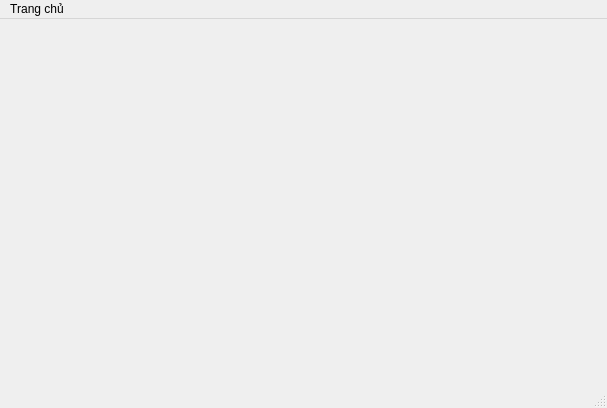
Above: gui/giangvien.ui from trungnguyen9999/StudentCheckedFace before the change. Below: the same form after it.
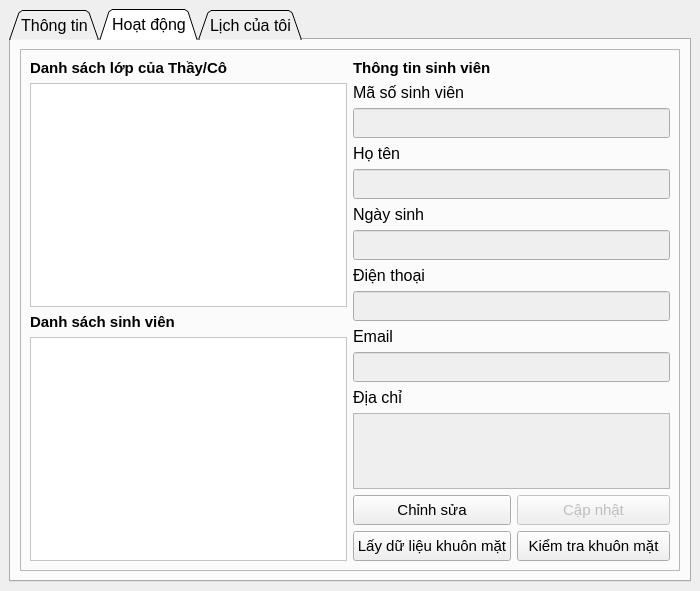
That is the form after the change. The open tabs and pages were chosen to show the change. Icons and pictures are not drawn.

Patch:
```diff
--- a/gui/giangvien.ui
+++ b/gui/giangvien.ui
@@ -6,31 +6,856 @@
    <rect>
     <x>0</x>
     <y>0</y>
-    <width>607</width>
-    <height>408</height>
+    <width>700</width>
+    <height>591</height>
    </rect>
   </property>
+  <property name="minimumSize">
+   <size>
+    <width>700</width>
+    <height>500</height>
+   </size>
+  </property>
   <property name="windowTitle">
    <string>Giảng viên</string>
   </property>
-  <widget class="QWidget" name="centralwidget"/>
-  <widget class="QMenuBar" name="menubar">
-   <property name="geometry">
-    <rect>
-     <x>0</x>
-     <y>0</y>
-     <width>607</width>
-     <height>21</height>
-    </rect>
-   </property>
-   <widget class="QMenu" name="menuTrang_ch">
-    <property name="title">
-     <string>Trang chủ</string>
-    </property>
-   </widget>
-   <addaction name="menuTrang_ch"/>
+  <widget class="QWidget" name="centralwidget">
+   <layout class="QGridLayout" name="gridLayout_4">
+    <item row="0" column="0">
+     <widget class="QTabWidget" name="tabWidget">
+      <property name="enabled">
+       <bool>true</bool>
+      </property>
+      <property name="minimumSize">
+       <size>
+        <width>0</width>
+        <height>0</height>
+       </size>
+      </property>
+      <property name="font">
+       <font>
+        <pointsize>12</pointsize>
+        <weight>50</weight>
+        <italic>false</italic>
+        <bold>false</bold>
+        <underline>false</underline>
+       </font>
+      </property>
+      <property name="styleSheet">
+       <string notr="true">QTabWidget{
+background-color:rgb(232, 232, 232);
+};
+QLineEdit{
+background-color: white;
+};</string>
+      </property>
+      <property name="tabPosition">
+       <enum>QTabWidget::North</enum>
+      </property>
+      <property name="tabShape">
+       <enum>QTabWidget::Triangular</enum>
+      </property>
+      <property name="currentIndex">
+       <number>2</number>
+      </property>
+      <property name="elideMode">
+       <enum>Qt::ElideNone</enum>
+      </property>
+      <widget class="QWidget" name="tabThongTin">
+       <attribute name="title">
+        <string>Thông tin</string>
+       </attribute>
+       <layout class="QGridLayout" name="gridLayout_6">
+        <item row="0" column="0">
+         <layout class="QVBoxLayout" name="verticalLayout_7">
+          <item>
+           <layout class="QHBoxLayout" name="horizontalLayout_5">
+            <item>
+             <spacer name="horizontalSpacer">
+              <property name="orientation">
+               <enum>Qt::Horizontal</enum>
+              </property>
+              <property name="sizeHint" stdset="0">
+               <size>
+                <width>200</width>
+                <height>20</height>
+               </size>
+              </property>
+             </spacer>
+            </item>
+            <item>
+             <widget class="QLabel" name="label_5">
+              <property name="minimumSize">
+               <size>
+                <width>11</width>
+                <height>50</height>
+               </size>
+              </property>
+              <property name="font">
+               <font>
+                <pointsize>16</pointsize>
+                <weight>75</weight>
+                <bold>true</bold>
+               </font>
+              </property>
+              <property name="text">
+               <string>THÔNG TIN CÁ NHÂN</string>
+              </property>
+              <property name="alignment">
+               <set>Qt::AlignCenter</set>
+              </property>
+             </widget>
+            </item>
+            <item>
+             <spacer name="horizontalSpacer_2">
+              <property name="orientation">
+               <enum>Qt::Horizontal</enum>
+              </property>
+              <property name="sizeHint" stdset="0">
+               <size>
+                <width>200</width>
+                <height>20</height>
+               </size>
+              </property>
+             </spacer>
+            </item>
+            <item>
+             <widget class="QPushButton" name="gvLogout">
+              <property name="maximumSize">
+               <size>
+                <width>30</width>
+                <height>30</height>
+               </size>
+              </property>
+              <property name="styleSheet">
+               <string notr="true">QPushButton{
+background-color: rgb(255, 62, 48);
+border: none;
+padding:5px;
+margin-right: 5px;
+border-radius: 2px;
+}</string>
+              </property>
+              <property name="text">
+               <string/>
+              </property>
+              <property name="icon">
+               <iconset>
+                <normaloff>../icons/logout.png</normaloff>../icons/logout.png</iconset>
+              </property>
+             </widget>
+            </item>
+           </layout>
+          </item>
+          <item>
+           <layout class="QHBoxLayout" name="horizontalLayout_4">
+            <item>
+             <widget class="QLabel" name="label_4">
+              <property name="maximumSize">
+               <size>
+                <width>16777215</width>
+                <height>400</height>
+               </size>
+              </property>
+              <property name="text">
+               <string/>
+              </property>
+              <property name="pixmap">
+               <pixmap>../images/user.png</pixmap>
+              </property>
+              <property name="scaledContents">
+               <bool>true</bool>
+              </property>
+             </widget>
+            </item>
+            <item>
+             <layout class="QVBoxLayout" name="verticalLayout_6">
+              <item>
+               <layout class="QVBoxLayout" name="verticalLayout_5">
+                <item>
+                 <widget class="QLabel" name="label_6">
+                  <property name="font">
+                   <font>
+                    <pointsize>11</pointsize>
+                   </font>
+                  </property>
+                  <property name="text">
+                   <string>Mã số cán bộ</string>
+                  </property>
+                 </widget>
+                </item>
+                <item>
+                 <widget class="QLineEdit" name="edtMSCB">
+                  <property name="enabled">
+                   <bool>false</bool>
+                  </property>
+                  <property name="minimumSize">
+                   <size>
+                    <width>200</width>
+                    <height>30</height>
+                   </size>
+                  </property>
+                  <property name="maximumSize">
+                   <size>
+                    <width>16777215</width>
+                    <height>50</height>
+                   </size>
+                  </property>
+                  <property name="font">
+                   <font>
+                    <pointsize>11</pointsize>
+                   </font>
+                  </property>
+                 </widget>
+                </item>
+                <item>
+                 <widget class="QLabel" name="label_7">
+                  <property name="font">
+                   <font>
+                    <pointsize>11</pointsize>
+                   </font>
+                  </property>
+                  <property name="text">
+                   <string>Họ tên</string>
+                  </property>
+                 </widget>
+                </item>
+                <item>
+                 <widget class="QLineEdit" name="edtHoTen">
+                  <property name="enabled">
+                   <bool>false</bool>
+                  </property>
+                  <property name="minimumSize">
+                   <size>
+                    <width>200</width>
+                    <height>30</height>
+                   </size>
+                  </property>
+                  <property name="maximumSize">
+                   <size>
+                    <width>16777215</width>
+                    <height>50</height>
+                   </size>
+                  </property>
+                  <property name="font">
+                   <font>
+                    <pointsize>11</pointsize>
+                   </font>
+                  </property>
+                 </widget>
+                </item>
+                <item>
+                 <widget class="QLabel" name="label_8">
+                  <property name="font">
+                   <font>
+                    <pointsize>11</pointsize>
+                   </font>
+                  </property>
+                  <property name="text">
+                   <string>Điện thoại</string>
+                  </property>
+                 </widget>
+                </item>
+                <item>
+                 <widget class="QLineEdit" name="edtDienThoai">
+                  <property name="enabled">
+                   <bool>false</bool>
+                  </property>
+                  <property name="minimumSize">
+                   <size>
+                    <width>200</width>
+                    <height>30</height>
+                   </size>
+                  </property>
+                  <property name="maximumSize">
+                   <size>
+                    <width>16777215</width>
+                    <height>50</height>
+                   </size>
+                  </property>
+                  <property name="font">
+                   <font>
+                    <pointsize>11</pointsize>
+                   </font>
+                  </property>
+                 </widget>
+                </item>
+                <item>
+                 <widget class="QLabel" name="label_9">
+                  <property name="font">
+                   <font>
+                    <pointsize>11</pointsize>
+                   </font>
+                  </property>
+                  <property name="text">
+                   <string>Email</string>
+                  </property>
+                 </widget>
+                </item>
+                <item>
+                 <widget class="QLineEdit" name="edtEmail">
+                  <property name="enabled">
+                   <bool>false</bool>
+                  </property>
+                  <property name="minimumSize">
+                   <size>
+                    <width>200</width>
+                    <height>30</height>
+                   </size>
+                  </property>
+                  <property name="maximumSize">
+                   <size>
+                    <width>16777215</width>
+                    <height>50</height>
+                   </size>
+                  </property>
+                  <property name="font">
+                   <font>
+                    <pointsize>11</pointsize>
+                   </font>
+                  </property>
+                 </widget>
+                </item>
+                <item>
+                 <widget class="QLabel" name="label_10">
+                  <property name="font">
+                   <font>
+                    <pointsize>11</pointsize>
+                   </font>
+                  </property>
+                  <property name="text">
+                   <string>Địa chỉ</string>
+                  </property>
+                 </widget>
+                </item>
+                <item>
+                 <widget class="QTextEdit" name="edtDiaChi">
+                  <property name="enabled">
+                   <bool>false</bool>
+                  </property>
+                  <property name="minimumSize">
+                   <size>
+                    <width>200</width>
+                    <height>0</height>
+                   </size>
+                  </property>
+                  <property name="maximumSize">
+                   <size>
+                    <width>16777215</width>
+                    <height>16777215</height>
+                   </size>
+                  </property>
+                  <property name="font">
+                   <font>
+                    <pointsize>11</pointsize>
+                   </font>
+                  </property>
+                 </widget>
+                </item>
+               </layout>
+              </item>
+              <item>
+               <layout class="QHBoxLayout" name="horizontalLayout_3">
+                <property name="leftMargin">
+                 <number>10</number>
+                </property>
+                <property name="topMargin">
+                 <number>10</number>
+                </property>
+                <property name="rightMargin">
+                 <number>10</number>
+                </property>
+                <property name="bottomMargin">
+                 <number>10</number>
+                </property>
+                <item>
+                 <widget class="QPushButton" name="btnChinhSuaCB">
+                  <property name="minimumSize">
+                   <size>
+                    <width>100</width>
+                    <height>0</height>
+                   </size>
+                  </property>
+                  <property name="font">
+                   <font>
+                    <pointsize>11</pointsize>
+                   </font>
+                  </property>
+                  <property name="text">
+                   <string>Chỉnh sửa</string>
+                  </property>
+                 </widget>
+                </item>
+                <item>
+                 <widget class="QPushButton" name="btnCapNhatCB">
+                  <property name="enabled">
+                   <bool>false</bool>
+                  </property>
+                  <property name="minimumSize">
+                   <size>
+                    <width>100</width>
+                    <height>0</height>
+                   </size>
+                  </property>
+                  <property name="font">
+                   <font>
+                    <pointsize>11</pointsize>
+                   </font>
+                  </property>
+                  <property name="text">
+                   <string>Cập nhật</string>
+                  </property>
+                 </widget>
+                </item>
+               </layout>
+              </item>
+             </layout>
+            </item>
+           </layout>
+          </item>
+         </layout>
+        </item>
+       </layout>
+      </widget>
+      <widget class="QWidget" name="tabHoatDong">
+       <attribute name="title">
+        <string>Hoạt động</string>
+       </attribute>
+       <layout class="QGridLayout" name="gridLayout_2">
+        <item row="0" column="0">
+         <widget class="QFrame" name="frame">
+          <property name="minimumSize">
+           <size>
+            <width>400</width>
+            <height>0</height>
+           </size>
+          </property>
+          <property name="frameShape">
+           <enum>QFrame::StyledPanel</enum>
+          </property>
+          <property name="frameShadow">
+           <enum>QFrame::Raised</enum>
+          </property>
+          <layout class="QGridLayout" name="gridLayout">
+           <item row="0" column="0">
+            <layout class="QHBoxLayout" name="horizontalLayout_7">
+             <item>
+              <layout class="QVBoxLayout" name="verticalLayout">
+               <item>
+                <widget class="QLabel" name="label_2">
+                 <property name="font">
+                  <font>
+                   <pointsize>11</pointsize>
+                   <weight>75</weight>
+                   <bold>true</bold>
+                  </font>
+                 </property>
+                 <property name="text">
+                  <string>Danh sách lớp của Thầy/Cô</string>
+                 </property>
+                </widget>
+               </item>
+               <item>
+                <widget class="QListWidget" name="listLop">
+                 <property name="minimumSize">
+                  <size>
+                   <width>200</width>
+                   <height>0</height>
+                  </size>
+                 </property>
+                 <property name="maximumSize">
+                  <size>
+                   <width>400</width>
+                   <height>250</height>
+                  </size>
+                 </property>
+                 <property name="font">
+                  <font>
+                   <pointsize>12</pointsize>
+                  </font>
+                 </property>
+                 <property name="styleSheet">
+                  <string notr="true">background-color:white;</string>
+                 </property>
+                </widget>
+               </item>
+               <item>
+                <widget class="QLabel" name="label">
+                 <property name="font">
+                  <font>
+                   <pointsize>11</pointsize>
+                   <weight>75</weight>
+                   <bold>true</bold>
+                  </font>
+                 </property>
+                 <property name="text">
+                  <string>Danh sách sinh viên</string>
+                 </property>
+                </widget>
+               </item>
+               <item>
+                <widget class="QListWidget" name="listSinhVien">
+                 <property name="minimumSize">
+                  <size>
+                   <width>200</width>
+                   <height>0</height>
+                  </size>
+                 </property>
+                 <property name="maximumSize">
+                  <size>
+                   <width>400</width>
+                   <height>1000</height>
+                  </size>
+                 </property>
+                 <property name="font">
+                  <font>
+                   <pointsize>12</pointsize>
+                  </font>
+                 </property>
+                 <property name="styleSheet">
+                  <string notr="true">background-color:white;</string>
+                 </property>
+                </widget>
+               </item>
+              </layout>
+             </item>
+             <item>
+              <layout class="QVBoxLayout" name="verticalLayout_10">
+               <item>
+                <widget class="QLabel" name="label_3">
+                 <property name="font">
+                  <font>
+                   <pointsize>11</pointsize>
+                   <weight>75</weight>
+                   <bold>true</bold>
+                  </font>
+                 </property>
+                 <property name="text">
+                  <string>Thông tin sinh viên</string>
+                 </property>
+                </widget>
+               </item>
+               <item>
+                <widget class="QLabel" name="label_21">
+                 <property name="font">
+                  <font>
+                   <pointsize>12</pointsize>
+                  </font>
+                 </property>
+                 <property name="text">
+                  <string>Mã số sinh viên</string>
+                 </property>
+                </widget>
+               </item>
+               <item>
+                <widget class="QLineEdit" name="edtMSSV">
+                 <property name="enabled">
+                  <bool>false</bool>
+                 </property>
+                 <property name="minimumSize">
+                  <size>
+                   <width>150</width>
+                   <height>30</height>
+                  </size>
+                 </property>
+                 <property name="maximumSize">
+                  <size>
+                   <width>1500000</width>
+                   <height>50</height>
+                  </size>
+                 </property>
+                 <property name="font">
+                  <font>
+                   <pointsize>12</pointsize>
+                  </font>
+                 </property>
+                </widget>
+               </item>
+               <item>
+                <widget class="QLabel" name="label_22">
+                 <property name="font">
+                  <font>
+                   <pointsize>12</pointsize>
+                  </font>
+                 </property>
+                 <property name="text">
+                  <string>Họ tên</string>
+                 </property>
+                </widget>
+               </item>
+               <item>
+                <widget class="QLineEdit" name="edtHoTenSV">
+                 <property name="enabled">
+                  <bool>false</bool>
+                 </property>
+                 <property name="minimumSize">
+                  <size>
+                   <width>150</width>
+                   <height>30</height>
+                  </size>
+                 </property>
+                 <property name="maximumSize">
+                  <size>
+                   <width>1500000</width>
+                   <height>50</height>
+                  </size>
+                 </property>
+                 <property name="font">
+                  <font>
+                   <pointsize>12</pointsize>
+                  </font>
+                 </property>
+                </widget>
+               </item>
+               <item>
+                <widget class="QLabel" name="label_23">
+                 <property name="font">
+                  <font>
+                   <pointsize>12</pointsize>
+                  </font>
+                 </property>
+                 <property name="text">
+                  <string>Ngày sinh</string>
+                 </property>
+                </widget>
+               </item>
+               <item>
+                <widget class="QLineEdit" name="edtNgaySinhSV">
+                 <property name="enabled">
+                  <bool>false</bool>
+                 </property>
+                 <property name="minimumSize">
+                  <size>
+                   <width>150</width>
+                   <height>30</height>
+                  </size>
+                 </property>
+                 <property name="maximumSize">
+                  <size>
+                   <width>1500000</width>
+                   <height>50</height>
+                  </size>
+                 </property>
+                 <property name="font">
+                  <font>
+                   <pointsize>12</pointsize>
+                  </font>
+                 </property>
+                </widget>
+               </item>
+               <item>
+                <widget class="QLabel" name="label_24">
+                 <property name="font">
+                  <font>
+                   <pointsize>12</pointsize>
+                  </font>
+                 </property>
+                 <property name="text">
+                  <string>Điện thoại</string>
+                 </property>
+                </widget>
+               </item>
+               <item>
+                <widget class="QLineEdit" name="edtDienThoaiSV">
+                 <property name="enabled">
+                  <bool>false</bool>
+                 </property>
+                 <property name="minimumSize">
+                  <size>
+                   <width>150</width>
+                   <height>30</height>
+                  </size>
+                 </property>
+                 <property name="maximumSize">
+                  <size>
+                   <width>1500000</width>
+                   <height>50</height>
+                  </size>
+                 </property>
+                 <property name="font">
+                  <font>
+                   <pointsize>12</pointsize>
+                  </font>
+                 </property>
+                </widget>
+               </item>
+               <item>
+                <widget class="QLabel" name="label_26">
+                 <property name="font">
+                  <font>
+                   <pointsize>12</pointsize>
+                  </font>
+                 </property>
+                 <property name="text">
+                  <string>Email</string>
+                 </property>
+                </widget>
+               </item>
+               <item>
+                <widget class="QLineEdit" name="edtEmailSV">
+                 <property name="enabled">
+                  <bool>false</bool>
+                 </property>
+                 <property name="minimumSize">
+                  <size>
+                   <width>150</width>
+                   <height>30</height>
+                  </size>
+                 </property>
+                 <property name="maximumSize">
+                  <size>
+                   <width>1500000</width>
+                   <height>50</height>
+                  </size>
+                 </property>
+                 <property name="font">
+                  <font>
+                   <pointsize>12</pointsize>
+                  </font>
+                 </property>
+                </widget>
+               </item>
+               <item>
+                <widget class="QLabel" name="llll">
+                 <property name="font">
+                  <font>
+                   <pointsize>12</pointsize>
+                  </font>
+                 </property>
+                 <property name="text">
+                  <string>Địa chỉ</string>
+                 </property>
+                </widget>
+               </item>
+               <item>
+                <widget class="QTextEdit" name="edtDiaChiSV">
+                 <property name="enabled">
+                  <bool>false</bool>
+                 </property>
+                 <property name="minimumSize">
+                  <size>
+                   <width>200</width>
+                   <height>0</height>
+                  </size>
+                 </property>
+                 <property name="maximumSize">
+                  <size>
+                   <width>16777215</width>
+                   <height>16777215</height>
+                  </size>
+                 </property>
+                 <property name="font">
+                  <font>
+                   <pointsize>12</pointsize>
+                  </font>
+                 </property>
+                </widget>
+               </item>
+               <item>
+                <layout class="QHBoxLayout" name="horizontalLayout">
+                 <item>
+                  <layout class="QVBoxLayout" name="verticalLayout_2">
+                   <item>
+                    <widget class="QPushButton" name="btnChinhSuaSV">
+                     <property name="minimumSize">
+                      <size>
+                       <width>100</width>
+                       <height>30</height>
+                      </size>
+                     </property>
+                     <property name="font">
+                      <font>
+                       <pointsize>11</pointsize>
+                      </font>
+                     </property>
+                     <property name="text">
+                      <string>Chỉnh sửa</string>
+                     </property>
+                    </widget>
+                   </item>
+                   <item>
+                    <widget class="QPushButton" name="btnLayKhuonMatSV">
+                     <property name="minimumSize">
+                      <size>
+                       <width>100</width>
+                       <height>30</height>
+                      </size>
+                     </property>
+                     <property name="font">
+                      <font>
+                       <pointsize>11</pointsize>
+                      </font>
+                     </property>
+                     <property name="text">
+                      <string>Lấy dữ liệu khuôn mặt</string>
+                     </property>
+                    </widget>
+                   </item>
+                  </layout>
+                 </item>
+                 <item>
+                  <layout class="QVBoxLayout" name="verticalLayout_9">
+                   <item>
+                    <widget class="QPushButton" name="btnCapNhatSV">
+                     <property name="enabled">
+                      <bool>false</bool>
+                     </property>
+                     <property name="minimumSize">
+                      <size>
+                       <width>100</width>
+                       <height>30</height>
+                      </size>
+                     </property>
+                     <property name="font">
+                      <font>
+                       <pointsize>11</pointsize>
+                      </font>
+                     </property>
+                     <property name="text">
+                      <string>Cập nhật</string>
+                     </property>
+                    </widget>
+                   </item>
+                   <item>
+                    <widget class="QPushButton" name="btnKiemTraKhuonMat">
+                     <property name="minimumSize">
+                      <size>
+                       <width>100</width>
+                       <height>30</height>
+                      </size>
+                     </property>
+                     <property name="font">
+                      <font>
+                       <pointsize>11</pointsize>
+                      </font>
+                     </property>
+                     <property name="text">
+                      <string>Kiểm tra khuôn mặt</string>
+                     </property>
+                    </widget>
+                   </item>
+                  </layout>
+                 </item>
+                </layout>
+               </item>
+              </layout>
+             </item>
+            </layout>
+           </item>
+          </layout>
+         </widget>
+        </item>
+       </layout>
+      </widget>
+      <widget class="QWidget" name="tab">
+       <attribute name="title">
+        <string>Lịch của tôi</string>
+       </attribute>
+      </widget>
+     </widget>
+    </item>
+   </layout>
   </widget>
-  <widget class="QStatusBar" name="statusbar"/>
  </widget>
  <resources/>
  <connections/>
```
